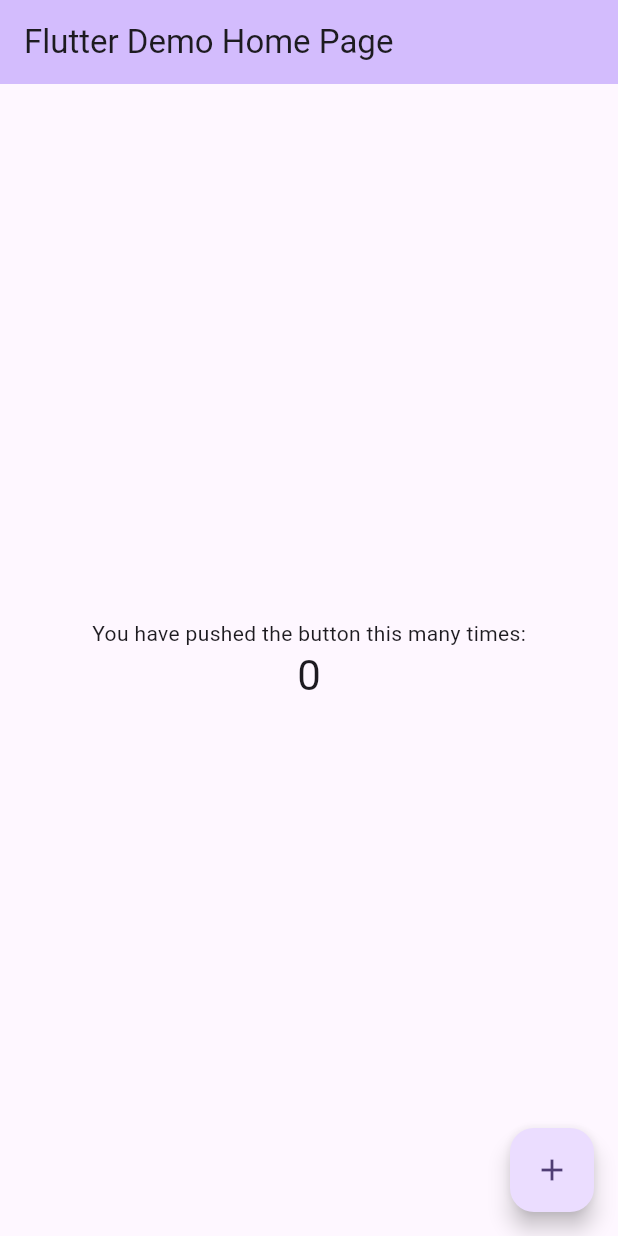
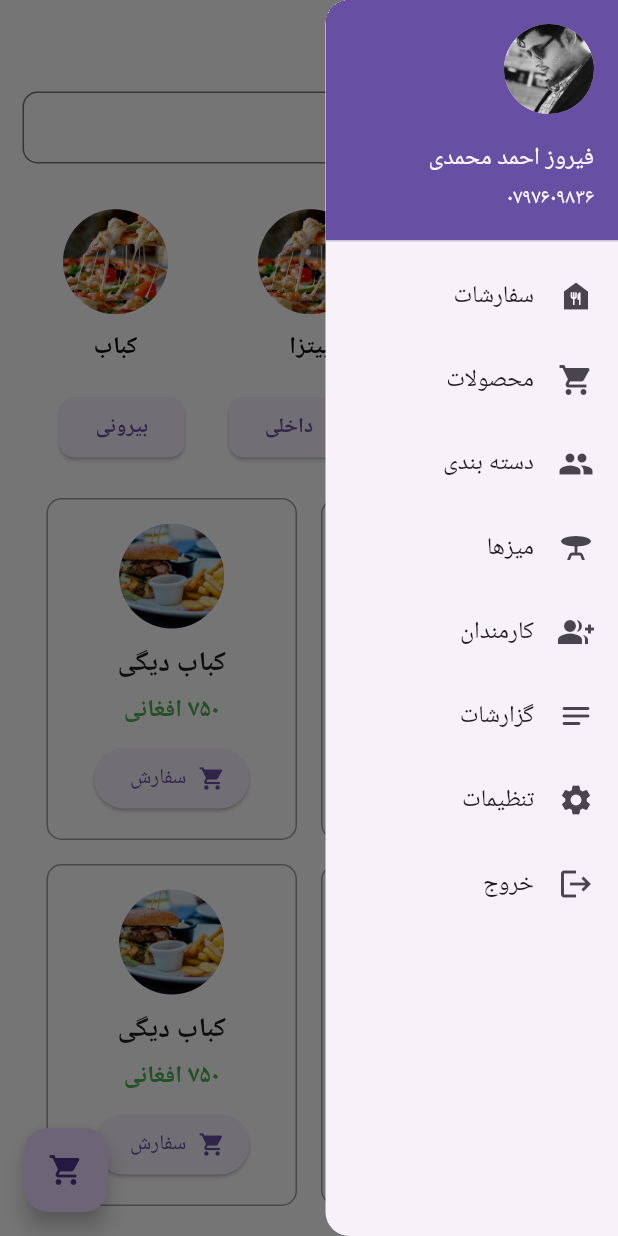
Before and after one commit to FiroozMohammadi/Food_Order, a Flutter app: the screen it shows after launch, with the side drawer open (before the commit the screen has no drawer), on a phone screen of 412 x 824 dp. Run offline on Flutter 3.47's test engine with Material 3 defaults, Android fonts, the phone set to English and light mode, and no system bars.

Commit message:
add pages drawer

```diff
--- /dev/null
+++ b/lib/Data/data.dart
@@ -0,0 +1,19 @@
+List<String> food = [
+  'ساندویچ',
+  'پیتزا',
+  'کباب',
+  'نوشیدنی',
+  'بریانی',
+  'سالاد',
+  'کرایی',
+  'برنج',
+];
+
+
+
+
+// class FilterFood {
+//   final String title;
+
+//   FilterFood({required this.title});
+// }
--- a/lib/main.dart
+++ b/lib/main.dart
@@ -1,125 +1,9 @@
 import 'package:flutter/material.dart';
+import 'package:resturant_app/pages/HomePage.dart';
 
 void main() {
-  runApp(const MyApp());
+  runApp(const MaterialApp(
+    debugShowCheckedModeBanner: false,
+    home: HomePage(),
+  ));
 }
-
-class MyApp extends StatelessWidget {
-  const MyApp({super.key});
-
-  // This widget is the root of your application.
-  @override
-  Widget build(BuildContext context) {
-    return MaterialApp(
-      title: 'Flutter Demo',
-      theme: ThemeData(
-        // This is the theme of your application.
-        //
-        // TRY THIS: Try running your application with "flutter run". You'll see
-        // the application has a purple toolbar. Then, without quitting the app,
-        // try changing the seedColor in the colorScheme below to Colors.green
-        // and then invoke "hot reload" (save your changes or press the "hot
-        // reload" button in a Flutter-supported IDE, or press "r" if you used
-        // the command line to start the app).
-        //
-        // Notice that the counter didn't reset back to zero; the application
-        // state is not lost during the reload. To reset the state, use hot
-        // restart instead.
-        //
-        // This works for code too, not just values: Most code changes can be
-        // tested with just a hot reload.
-        colorScheme: ColorScheme.fromSeed(seedColor: Colors.deepPurple),
-        useMaterial3: true,
-      ),
-      home: const MyHomePage(title: 'Flutter Demo Home Page'),
-    );
-  }
-}
-
-class MyHomePage extends StatefulWidget {
-  const MyHomePage({super.key, required this.title});
-
-  // This widget is the home page of your application. It is stateful, meaning
-  // that it has a State object (defined below) that contains fields that affect
-  // how it looks.
-
-  // This class is the configuration for the state. It holds the values (in this
-  // case the title) provided by the parent (in this case the App widget) and
-  // used by the build method of the State. Fields in a Widget subclass are
-  // always marked "final".
-
-  final String title;
-
-  @override
-  State<MyHomePage> createState() => _MyHomePageState();
-}
-
-class _MyHomePageState extends State<MyHomePage> {
-  int _counter = 0;
-
-  void _incrementCounter() {
-    setState(() {
-      // This call to setState tells the Flutter framework that something has
-      // changed in this State, which causes it to rerun the build method below
-      // so that the display can reflect the updated values. If we changed
-      // _counter without calling setState(), then the build method would not be
-      // called again, and so nothing would appear to happen.
-      _counter++;
-    });
-  }
-
-  @override
-  Widget build(BuildContext context) {
-    // This method is rerun every time setState is called, for instance as done
-    // by the _incrementCounter method above.
-    //
-    // The Flutter framework has been optimized to make rerunning build methods
-    // fast, so that you can just rebuild anything that needs updating rather
-    // than having to individually change instances of widgets.
-    return Scaffold(
-      appBar: AppBar(
-        // TRY THIS: Try changing the color here to a specific color (to
-        // Colors.amber, perhaps?) and trigger a hot reload to see the AppBar
-        // change color while the other colors stay the same.
-        backgroundColor: Theme.of(context).colorScheme.inversePrimary,
-        // Here we take the value from the MyHomePage object that was created by
-        // the App.build method, and use it to set our appbar title.
-        title: Text(widget.title),
-      ),
-      body: Center(
-        // Center is a layout widget. It takes a single child and positions it
-        // in the middle of the parent.
-        child: Column(
-          // Column is also a layout widget. It takes a list of children and
-          // arranges them vertically. By default, it sizes itself to fit its
-          // children horizontally, and tries to be as tall as its parent.
-          //
-          // Column has various properties to control how it sizes itself and
-          // how it positions its children. Here we use mainAxisAlignment to
-          // center the children vertically; the main axis here is the vertical
-          // axis because Columns are vertical (the cross axis would be
-          // horizontal).
-          //
-          // TRY THIS: Invoke "debug painting" (choose the "Toggle Debug Paint"
-          // action in the IDE, or press "p" in the console), to see the
-          // wireframe for each widget.
-          mainAxisAlignment: MainAxisAlignment.center,
-          children: <Widget>[
-            const Text(
-              'You have pushed the button this many times:',
-            ),
-            Text(
-              '$_counter',
-              style: Theme.of(context).textTheme.headlineMedium,
-            ),
-          ],
-        ),
-      ),
-      floatingActionButton: FloatingActionButton(
-        onPressed: _incrementCounter,
-        tooltip: 'Increment',
-        child: const Icon(Icons.add),
-      ), // This trailing comma makes auto-formatting nicer for build methods.
-    );
-  }
-}
--- /dev/null
+++ b/lib/pages/HomePage.dart
@@ -0,0 +1,64 @@
+import 'package:flutter/material.dart';
+import 'package:flutter/widgets.dart';
+import 'package:resturant_app/pages/OrderPage.dart';
+import 'package:resturant_app/widgets/Drawer.dart';
+import 'package:resturant_app/widgets/TextWidgets.dart';
+import 'package:resturant_app/widgets/filterFood.dart';
+import 'package:resturant_app/widgets/listOfFood.dart';
+
+class HomePage extends StatefulWidget {
+  const HomePage({super.key});
+
+  @override
+  State<HomePage> createState() => _HomePageState();
+}
+
+class _HomePageState extends State<HomePage> {
+  @override
+  Widget build(BuildContext context) {
+    return SafeArea(
+      child: Directionality(
+        textDirection: TextDirection.rtl,
+        child: Scaffold(
+          appBar: AppBar(
+            backgroundColor: Colors.white,
+          ),
+          drawer: const MyDrawer(),
+          backgroundColor: Colors.white,
+          body: Column(
+            crossAxisAlignment: CrossAxisAlignment.start,
+            children: [
+              Padding(
+                padding: const EdgeInsets.fromLTRB(15, 5, 15, 0),
+                child: searchField('جستجو', Icons.search),
+              ),
+              const Padding(
+                padding: EdgeInsets.fromLTRB(10, 5, 10, 0),
+                child: FilterFood(),
+              ),
+              Padding(
+                padding: const EdgeInsets.fromLTRB(10, 5, 10, 5),
+                child: Row(
+                  mainAxisAlignment: MainAxisAlignment.spaceEvenly,
+                  children: [
+                    myButton('لیست غذاها', () {}),
+                    myButton('داخلی', () {}),
+                    myButton('بیرونی', () {})
+                  ],
+                ),
+              ),
+              const Expanded(child: ListOfFood())
+            ],
+          ),
+          floatingActionButton: FloatingActionButton(
+            onPressed: () {
+              Navigator.push(context,
+                  MaterialPageRoute(builder: (context) => OrderPage()));
+            },
+            child: Icon(Icons.shopping_cart),
+          ),
+        ),
+      ),
+    );
+  }
+}
--- /dev/null
+++ b/lib/pages/OrderPage.dart
@@ -0,0 +1,66 @@
+import 'package:flutter/material.dart';
+import 'package:flutter/widgets.dart';
+import 'package:resturant_app/widgets/TextWidgets.dart';
+
+class OrderPage extends StatelessWidget {
+  @override
+  Widget build(BuildContext context) {
+    return Directionality(
+      textDirection: TextDirection.rtl,
+      child: Scaffold(
+        appBar: AppBar(
+          centerTitle: true,
+          title: Text('لیست سفارشات'),
+        ),
+        body: Column(
+          crossAxisAlignment: CrossAxisAlignment.start,
+          children: [
+            myRichText("سفارش دهنده: ", "میز ۱"),
+            myRichText("موقعیت؛ ", "میز ۱"),
+            Expanded(
+              child: ListView.builder(
+                itemCount:
+                    7, // Replace with the actual number of items in your order list
+                itemBuilder: (context, index) {
+                  return ListTile(
+                    leading: const CircleAvatar(
+                      radius: 35,
+                      backgroundImage: AssetImage('images/pittza.jpg'),
+                    ), // Replace with your image
+                    title: const Text('گوشت'), // Replace with your title
+                    subtitle: Text('۲۳۰ افغانی'), // Replace with your price
+                    trailing: IconButton(
+                      icon: const Icon(
+                        Icons.delete,
+                        color: Color.fromARGB(255, 204, 56, 45),
+                      ),
+                      onPressed: () {
+                        // Handle delete button pressed
+                      },
+                    ),
+                  );
+                },
+              ),
+            ),
+            myRichText('مجموعه: ', '۱۴۵۰ افغانی'),
+            Padding(
+              padding: const EdgeInsets.symmetric(horizontal: 20, vertical: 10),
+              child: SizedBox(
+                width: double.infinity,
+                height: 50,
+                child: ElevatedButton.icon(
+                  onPressed: () {
+                    // Handle order button pressed
+                    // Add your logic here
+                  },
+                  icon: const Icon(Icons.shopping_cart),
+                  label: const Text('سفارش'),
+                ),
+              ),
+            ),
+          ],
+        ),
+      ),
+    );
+  }
+}
--- /dev/null
+++ b/lib/widgets/Drawer.dart
@@ -0,0 +1,70 @@
+import 'package:flutter/material.dart';
+
+class MyDrawer extends StatelessWidget {
+  const MyDrawer({super.key});
+
+  @override
+  Widget build(BuildContext context) {
+    return Drawer(
+        width: 195,
+        elevation: 5,
+        child: ListView(
+          padding: EdgeInsets.zero,
+          children: [
+            const UserAccountsDrawerHeader(
+              accountName: Text("فیروز احمد محمدی"),
+              accountEmail: Text("۰۷۹۷۶۰۹۸۳۶"),
+              currentAccountPictureSize: Size.square(60),
+              currentAccountPicture: CircleAvatar(
+                backgroundImage: AssetImage('images/firooz.jpg'),
+              ),
+            ),
+            ListTile(
+              leading: const Icon(Icons.food_bank_sharp),
+              title: const Text('سفارشات'),
+              onTap: () {},
+            ),
+            ListTile(
+              leading: const Icon(Icons.shopping_cart),
+              title: const Text('محصولات'),
+              onTap: () {},
+            ),
+            ListTile(
+              leading: const Icon(Icons.group_sharp),
+              title: const Text('دسته بندی'),
+              onTap: () {},
+            ),
+            ListTile(
+              leading: const Icon(Icons.table_bar),
+              title: const Text('میزها'),
+              onTap: () {},
+            ),
+            ListTile(
+              leading: const Icon(Icons.group_add_sharp),
+              title: const Text('کارمندان'),
+              onTap: () {
+                // Navigator.push(
+                //     context,
+                //     MaterialPageRoute(
+                //         builder: (context) => const Qualifiation()));
+              },
+            ),
+            ListTile(
+              leading: const Icon(Icons.notes_rounded),
+              title: const Text('گزارشات'),
+              onTap: () {},
+            ),
+            ListTile(
+              leading: const Icon(Icons.settings),
+              title: const Text('تنظیمات'),
+              onTap: () {},
+            ),
+            ListTile(
+              leading: const Icon(Icons.logout),
+              title: const Text('خروج'),
+              onTap: () {},
+            ),
+          ],
+        ));
+  }
+}
--- /dev/null
+++ b/lib/widgets/TextWidgets.dart
@@ -0,0 +1,57 @@
+import 'package:flutter/material.dart';
+
+Widget searchField(String text, IconData icon) {
+  return Container(
+    height: 60, // Adjust the height as per your requirement
+    child: TextField(
+      style: TextStyle(
+          fontSize: 16), // Adjust the font size as per your requirement
+      decoration: InputDecoration(
+        contentPadding: EdgeInsets.symmetric(
+            vertical: 8), // Adjust the vertical padding as per your requirement
+        hintText: text,
+        prefixIcon: Icon(icon),
+        border: OutlineInputBorder(
+          borderRadius: BorderRadius.circular(10),
+        ),
+      ),
+    ),
+  );
+}
+
+Widget myButton(String text, VoidCallback onPress) {
+  return ElevatedButton(
+    onPressed: onPress,
+    style: ElevatedButton.styleFrom(
+      shape: RoundedRectangleBorder(
+        borderRadius: BorderRadius.circular(10),
+      ),
+      padding: const EdgeInsets.symmetric(vertical: 10, horizontal: 24),
+    ),
+    child: Text(
+      text,
+      style: const TextStyle(fontWeight: FontWeight.bold),
+    ),
+  );
+}
+
+Padding myRichText(String pText, cText) {
+  return Padding(
+    padding: const EdgeInsets.fromLTRB(15, 5, 20, 5),
+    child: RichText(
+      text: TextSpan(
+        style: const TextStyle(
+          fontSize: 18.0,
+          color: Colors.black,
+        ),
+        children: <TextSpan>[
+          TextSpan(text: pText),
+          TextSpan(
+            text: cText,
+            style: const TextStyle(fontSize: 14, fontWeight: FontWeight.w200),
+          ),
+        ],
+      ),
+    ),
+  );
+}
--- /dev/null
+++ b/lib/widgets/filterFood.dart
@@ -0,0 +1,52 @@
+import 'package:flutter/material.dart';
+import 'package:resturant_app/Data/data.dart';
+
+class FilterFood extends StatefulWidget {
+  const FilterFood({super.key});
+
+  @override
+  State<FilterFood> createState() => _FilterFoodState();
+}
+
+class _FilterFoodState extends State<FilterFood> {
+  @override
+  Widget build(BuildContext context) {
+    return SizedBox(
+      height: 130,
+      child: ListView.builder(
+        scrollDirection: Axis.horizontal,
+        itemCount: food.length,
+        itemBuilder: (context, index) {
+          return Container(
+            width: 120,
+            margin: const EdgeInsets.symmetric(horizontal: 5),
+            decoration: BoxDecoration(
+              color: Colors.white,
+              borderRadius: BorderRadius.circular(30),
+            ),
+            child: Column(
+              mainAxisAlignment: MainAxisAlignment.center,
+              mainAxisSize: MainAxisSize.min,
+              children: [
+                const CircleAvatar(
+                  radius: 35,
+                  backgroundImage: AssetImage('images/pittza.jpg'),
+                ),
+                const SizedBox(
+                  height: 10,
+                ),
+                Text(
+                  food[index],
+                  style: const TextStyle(
+                      color: Colors.black,
+                      fontSize: 16,
+                      fontWeight: FontWeight.bold),
+                ),
+              ],
+            ),
+          );
+        },
+      ),
+    );
+  }
+}
--- /dev/null
+++ b/lib/widgets/listOfFood.dart
@@ -0,0 +1,133 @@
+import 'package:flutter/material.dart';
+import 'package:resturant_app/Data/data.dart';
+
+class ListOfFood extends StatefulWidget {
+  const ListOfFood({Key? key}) : super(key: key);
+
+  @override
+  _ListOfFoodState createState() => _ListOfFoodState();
+}
+
+class _ListOfFoodState extends State<ListOfFood> {
+  @override
+  Widget build(BuildContext context) {
+    return Padding(
+      padding: const EdgeInsets.fromLTRB(15, 10, 15, 10),
+      child: Container(
+        decoration: BoxDecoration(
+          borderRadius: BorderRadius.circular(20),
+        ),
+        child: ListView.builder(
+          scrollDirection: Axis.vertical,
+          itemCount: food.length,
+          itemBuilder: (context, index) {
+            return Padding(
+              padding: const EdgeInsets.symmetric(vertical: 8.0),
+              child: Row(
+                children: [
+                  const SizedBox(width: 16),
+                  Expanded(
+                    child: Container(
+                      padding: const EdgeInsets.all(16),
+                      decoration: BoxDecoration(
+                        border: Border.all(
+                          color: Colors.grey,
+                          width: 1.0,
+                        ),
+                        borderRadius: BorderRadius.circular(10),
+                      ),
+                      child: Column(
+                        crossAxisAlignment: CrossAxisAlignment.center,
+                        children: [
+                          const CircleAvatar(
+                            radius: 35,
+                            backgroundImage: AssetImage('images/sand.jpg'),
+                          ),
+                          const SizedBox(height: 10),
+                          Text(
+                            'برنج',
+                            style: TextStyle(
+                              fontSize: 18,
+                              fontWeight: FontWeight.bold,
+                            ),
+                          ),
+                          SizedBox(height: 5),
+                          Text(
+                            '۵۰۰ افغانی',
+                            style: TextStyle(
+                              fontSize: 16,
+                              fontWeight: FontWeight.bold,
+                              color: Colors.green,
+                            ),
+                          ),
+                          SizedBox(height: 10),
+                          ElevatedButton.icon(
+                            onPressed: () {
+                              // Handle order button pressed
+                              // Add your logic here
+                            },
+                            icon: Icon(Icons.shopping_cart),
+                            label: Text('سفارش'),
+                          ),
+                        ],
+                      ),
+                    ),
+                  ),
+                  SizedBox(width: 16),
+                  Expanded(
+                    child: Container(
+                      padding: const EdgeInsets.all(16),
+                      decoration: BoxDecoration(
+                        border: Border.all(
+                          color: Colors.grey,
+                          width: 1.0,
+                        ),
+                        borderRadius: BorderRadius.circular(10),
+                      ),
+                      child: Column(
+                        crossAxisAlignment: CrossAxisAlignment.center,
+                        children: [
+                          const CircleAvatar(
+                            radius: 35,
+                            backgroundImage: AssetImage('images/sand.jpg'),
+                          ),
+                          const SizedBox(height: 10),
+                          Text(
+                            'کباب دیگی',
+                            style: TextStyle(
+                              fontSize: 18,
+                              fontWeight: FontWeight.bold,
+                            ),
+                          ),
+                          SizedBox(height: 5),
+                          Text(
+                            '۷۵۰ افغانی',
+                            style: TextStyle(
+                              fontSize: 16,
+                              fontWeight: FontWeight.bold,
+                              color: Colors.green,
+                            ),
+                          ),
+                          SizedBox(height: 10),
+                          ElevatedButton.icon(
+                            onPressed: () {
+                              // Handle order button pressed
+                              // Add your logic here
+                            },
+                            icon: Icon(Icons.shopping_cart),
+                            label: Text('سفارش'),
+                          ),
+                        ],
+                      ),
+                    ),
+                  ),
+                  SizedBox(width: 16),
+                ],
+              ),
+            );
+          },
+        ),
+      ),
+    );
+  }
+}
--- a/pubspec.yaml
+++ b/pubspec.yaml
@@ -35,6 +35,7 @@ dependencies:
   # The following adds the Cupertino Icons font to your application.
   # Use with the CupertinoIcons class for iOS style icons.
   cupertino_icons: ^1.0.6
+  salomon_bottom_bar: ^3.3.2
 
 dev_dependencies:
   flutter_test:
@@ -59,9 +60,8 @@ flutter:
   uses-material-design: true
 
   # To add assets to your application, add an assets section, like this:
-  # assets:
-  #   - images/a_dot_burr.jpeg
-  #   - images/a_dot_ham.jpeg
+  assets:
+    - images/
 
   # An image asset can refer to one or more resolution-specific "variants", see
   # https://flutter.dev/assets-and-images/#resolution-aware
```
Also changed, not shown: images/firooz.jpg (added), images/pittza.jpg (added), images/pitza.jpg (added), images/sand.jpg (added), pubspec.lock, 1 other file.
